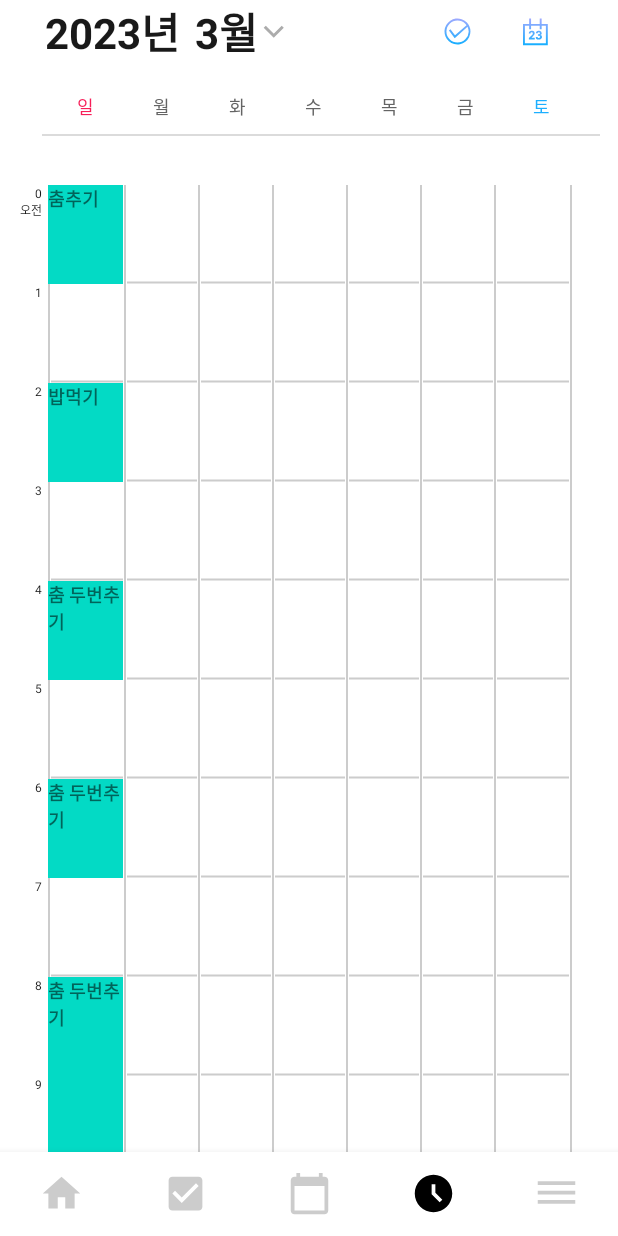
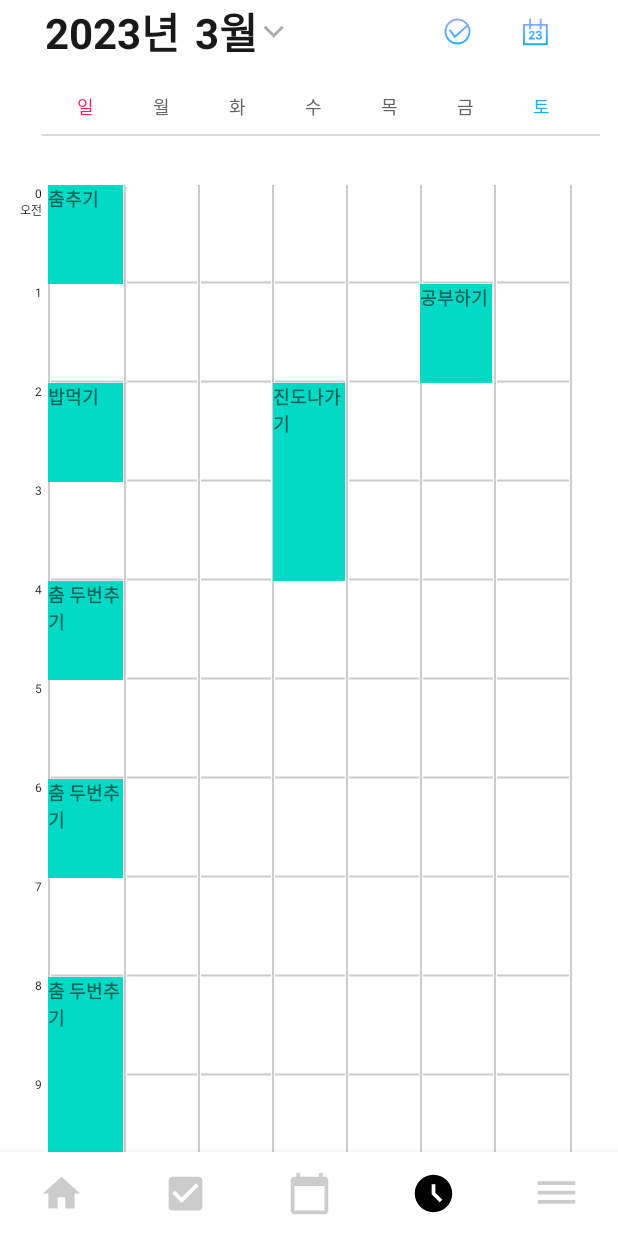
Before and after one commit to day-23/haru-android, an Android app: the MainActivity screen opened directly, with no data from a screen before it, item 4 of the bottom bar chosen, on a phone screen of 412 x 824 dp. Run offline under Robolectric (Android 15) with nearby library versions, the phone set to English and light mode, and no system bars; our stand-ins replace data binding; 7 statements that could not run were skipped.

Commit message:
feature:투두테이블 프래그먼트 전환 구현및 뷰 모델 연결

```diff
--- a/app/src/main/java/com/example/haru/view/MainActivity.kt
+++ b/app/src/main/java/com/example/haru/view/MainActivity.kt
@@ -10,10 +10,11 @@ import com.example.haru.databinding.ActivityMainBinding
 import com.example.haru.view.etc.EtcFragment
 import com.example.haru.view.sns.SnsFragment
 import com.example.haru.view.timetable.TimetableFragment
+import com.example.haru.view.timetable.TodotableFragment
 
 class MainActivity : AppCompatActivity() {
     private lateinit var binding: ActivityMainBinding
-    private val fragments = arrayOfNulls<Fragment>(5)
+    private val fragments = arrayOfNulls<Fragment>(6)
 
     override fun onCreate(savedInstanceState: Bundle?) {
         super.onCreate(savedInstanceState)
@@ -26,6 +27,7 @@ class MainActivity : AppCompatActivity() {
         binding.bottomNav.setOnItemSelectedListener { menuItem ->
             handleNavigation(menuItem.itemId)
         }
+
     }
 
     private fun initFragments() {
--- a/app/src/main/res/layout/fragment_timetable.xml
+++ b/app/src/main/res/layout/fragment_timetable.xml
@@ -52,6 +52,7 @@
                     android:onClick="@{() -> viewModel.buttonClick()}"/>
 
                 <ImageButton
+                    android:id="@+id/todolist_change"
                     android:layout_marginLeft="99dp"
                     android:layout_width="wrap_content"
                     android:layout_height="match_parent"
@@ -276,68 +277,6 @@
                                 android:textStyle="bold"
                                 android:textSize="12dp"
                                 android:background="@color/teal_200"/>
-                            <TextView
-                                android:layout_marginTop="66dp"
-                                android:layout_width="match_parent"
-                                android:layout_height="66dp"
-                                android:text="춤 두번추기"
-                                android:textStyle="bold"
-                                android:textSize="12dp"
-                                android:background="@color/teal_200"/>
-                            <TextView
-                                android:layout_marginTop="66dp"
-                                android:layout_width="match_parent"
-                                android:layout_height="66dp"
-                                android:text="춤 두번추기"
-                                android:textStyle="bold"
-                                android:textSize="12dp"
-                                android:background="@color/teal_200"/>
-
-                            <TextView
-                                android:layout_marginTop="66dp"
-                                android:layout_width="match_parent"
-                                android:layout_height="66dp"
-                                android:text="춤 두번추기"
-                                android:textStyle="bold"
-                                android:textSize="12dp"
-                                android:background="@color/teal_200"/>
-
-                            <TextView
-                                android:layout_marginTop="66dp"
-                                android:layout_width="match_parent"
-                                android:layout_height="66dp"
-                                android:text="춤 두번추기"
-                                android:textStyle="bold"
-                                android:textSize="12dp"
-                                android:background="@color/teal_200"/>
-
-                            <TextView
-                                android:layout_marginTop="66dp"
-                                android:layout_width="match_parent"
-                                android:layout_height="66dp"
-                                android:text="춤 두번추기"
-                                android:textStyle="bold"
-                                android:textSize="12dp"
-                                android:background="@color/teal_200"/>
-
-                            <TextView
-                                android:layout_marginTop="66dp"
-                                android:layout_width="match_parent"
-                                android:layout_height="66dp"
-                                android:text="춤 두번추기"
-                                android:textStyle="bold"
-                                android:textSize="12dp"
-                                android:background="@color/teal_200"/>
-
-                            <TextView
-                                android:layout_marginTop="66dp"
-                                android:layout_width="match_parent"
-                                android:layout_height="66dp"
-                                android:text="춤 두번추기"
-                                android:textStyle="bold"
-                                android:textSize="12dp"
-                                android:background="@color/teal_200"/>
-
                         </LinearLayout>
 
                         <LinearLayout
@@ -360,6 +299,14 @@
                             android:layout_width="48dp"
                             android:layout_height="match_parent"
                             android:orientation="vertical">
+                            <TextView
+                                android:layout_marginTop="132dp"
+                                android:layout_width="match_parent"
+                                android:layout_height="132dp"
+                                android:text="진도나가기"
+                                android:textStyle="bold"
+                                android:textSize="12dp"
+                                android:background="@color/teal_200"/>
                         </LinearLayout>
 
                         <LinearLayout
@@ -374,6 +321,16 @@
                             android:layout_width="48dp"
                             android:layout_height="match_parent"
                             android:orientation="vertical">
+
+                            <TextView
+                                android:layout_marginTop="66dp"
+                                android:layout_width="match_parent"
+                                android:layout_height="66dp"
+                                android:text="공부하기"
+                                android:textStyle="bold"
+                                android:textSize="12dp"
+                                android:background="@color/teal_200"/>
+
                         </LinearLayout>
 
                         <LinearLayout
--- a/app/src/main/res/layout/fragment_todotable.xml
+++ b/app/src/main/res/layout/fragment_todotable.xml
@@ -52,6 +52,7 @@
                         android:onClick="@{() -> viewModel.buttonClick()}" />
 
                     <ImageButton
+                        android:id="@+id/todolist_change"
                         android:layout_marginLeft="99dp"
                         android:layout_width="wrap_content"
                         android:layout_height="match_parent"
```
Also changed, not shown: app/src/main/java/com/example/haru/view/timetable/TimetableFragment.kt (+11 -2 lines), app/src/main/java/com/example/haru/view/timetable/TodotableFragment.kt (+20 -0 lines), app/src/main/res/drawable/todotable_item_border.xml (+13 -13 lines).
